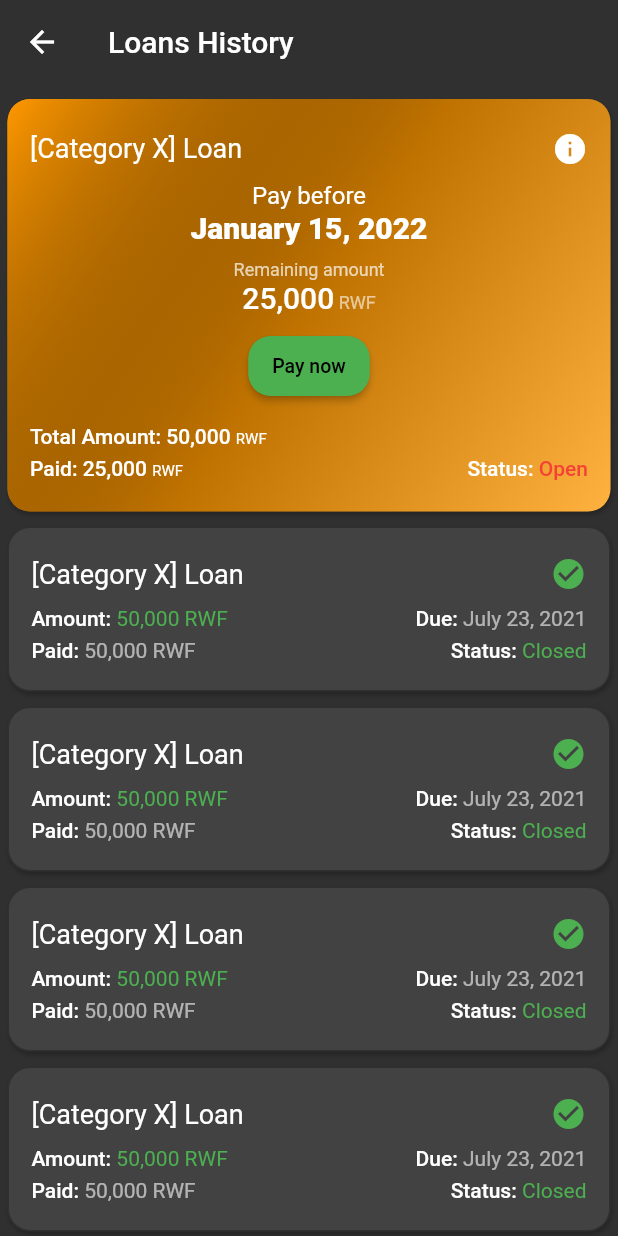
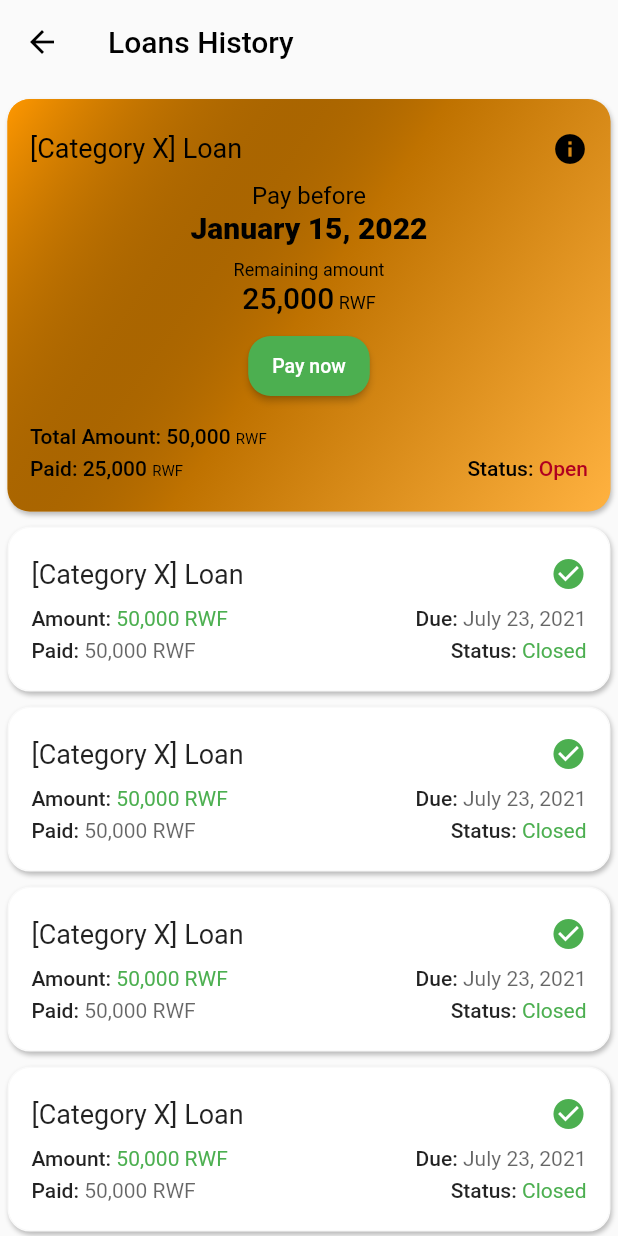
Before and after one commit to coretech/leaf_loan_app, a Flutter app: the LoanHistoryScreen screen opened by its route, on a phone screen of 412 x 824 dp. Run offline on Flutter 3.47's test engine with Material 2 defaults, Android fonts, the phone set to English and light mode, and no system bars; our stand-ins replace firebase_core, flutter_bloc, get_it, hive_flutter, intro_slider, permission_handler; accounts and stored records are empty; statements that could not run were skipped.

Commit message:
feat: update active loan card

```diff
--- a/lib/app.dart
+++ b/lib/app.dart
@@ -33,7 +33,7 @@ class App extends StatelessWidget {
           secondary: Colors.orange,
         ),
       ),
-      themeMode: ThemeMode.dark,
+      themeMode: ThemeMode.light,
     );
   }
 }
--- a/lib/core/domain/value_objects/loan_status.dart
+++ b/lib/core/domain/value_objects/loan_status.dart
@@ -1,4 +1,6 @@
 enum LoanStatus {
   open,
   closed,
+  overdue,
+  due
 }
--- a/lib/features/loan_history/presentation/widgets/active_loan_card.dart
+++ b/lib/features/loan_history/presentation/widgets/active_loan_card.dart
@@ -4,7 +4,7 @@ import 'package:loan_app/features/loan_detail/loan_detail.dart';
 import 'package:loan_app/features/loan_payment/loan_payment.dart';
 
 class ActiveLoanCard extends StatelessWidget {
-  const ActiveLoanCard({
+  ActiveLoanCard({
     Key? key,
     required this.dueDate,
     required this.paidAmount,
@@ -14,6 +14,7 @@ class ActiveLoanCard extends StatelessWidget {
   final DateTime dueDate;
   final double paidAmount;
   final double totalAmount;
+  final LoanStatus status = LoanStatus.open;
 
   @override
   Widget build(BuildContext context) {
@@ -35,10 +36,6 @@ class ActiveLoanCard extends StatelessWidget {
         },
         child: Ink(
           decoration: BoxDecoration(
-            // border: Border.all(
-            //   color: Theme.of(context).primaryColor,
-            //   width: 3.5,
-            // ),
             borderRadius: BorderRadius.circular(15),
             boxShadow: [
               BoxShadow(
@@ -47,7 +44,7 @@ class ActiveLoanCard extends StatelessWidget {
                 offset: const Offset(1, 2),
               )
             ],
-            color: Theme.of(context).colorScheme.secondary,
+            color: _getColor(context),
           ),
           height: 275,
           child: Container(
@@ -60,7 +57,7 @@ class ActiveLoanCard extends StatelessWidget {
                 colors: [
                   Colors.white.withOpacity(0.25),
                   Colors.black.withOpacity(0.25),
-                  Theme.of(context).colorScheme.secondary,
+                  _getGradientColor(context),
                 ],
               ),
             ),
@@ -74,12 +71,13 @@ class ActiveLoanCard extends StatelessWidget {
                     Text(
                       '[Category X] Loan',
                       style: Theme.of(context).textTheme.subtitle1?.copyWith(
+                            color: _getTextColor(context),
                             fontSize: 18,
                           ),
                     ),
                     Icon(
                       Icons.info,
-                      color: Theme.of(context).colorScheme.onSurface,
+                      color: _getTextColor(context),
                     )
                   ],
                 ),
@@ -89,7 +87,7 @@ class ActiveLoanCard extends StatelessWidget {
                 Text(
                   "Pay before",
                   style: TextStyle(
-                    color: Theme.of(context).colorScheme.onSurface,
+                    color: _getTextColor(context),
                     fontSize: 16.0,
                     fontWeight: FontWeight.w400,
                   ),
@@ -97,7 +95,7 @@ class ActiveLoanCard extends StatelessWidget {
                 Text(
                   "January 15, 2022",
                   style: TextStyle(
-                    color: Theme.of(context).colorScheme.onSurface,
+                    color: _getTextColor(context),
                     fontSize: 20.0,
                     fontWeight: FontWeight.w800,
                   ),
@@ -109,17 +107,21 @@ class ActiveLoanCard extends StatelessWidget {
                   textAlign: TextAlign.center,
                   text: TextSpan(children: [
                     TextSpan(
-                      style: Theme.of(context).textTheme.caption,
+                      style: Theme.of(context).textTheme.caption?.copyWith(
+                            color: _getTextColor(context),
+                          ),
                       text: 'Remaining amount\n',
                     ),
                     TextSpan(
-                      style: Theme.of(context).textTheme.headline6,
+                      style: Theme.of(context).textTheme.headline6?.copyWith(
+                            color: _getTextColor(context),
+                          ),
                       text:
                           '${Formatter.formatMoney(totalAmount - paidAmount)}',
                     ),
                     TextSpan(
                       style: TextStyle(
-                        color: Theme.of(context).hintColor,
+                        color: _getTextColor(context),
                         fontSize: 12,
                       ),
                       text: ' RWF',
@@ -144,18 +146,24 @@ class ActiveLoanCard extends StatelessWidget {
                       text: TextSpan(
                         children: [
                           TextSpan(
-                            style: Theme.of(context).textTheme.bodyText1,
+                            style: Theme.of(context)
+                                .textTheme
+                                .bodyText1
+                                ?.copyWith(color: _getTextColor(context)),
                             text: 'Total Amount: ',
                           ),
                           TextSpan(
-                            style: Theme.of(context).textTheme.bodyText1,
+                            style: Theme.of(context)
+                                .textTheme
+                                .bodyText1
+                                ?.copyWith(color: _getTextColor(context)),
                             text: '${Formatter.formatMoney(totalAmount)} ',
                           ),
                           TextSpan(
                             text: 'RWF',
                             style: TextStyle(
                               fontSize: 10,
-                              color: Theme.of(context).colorScheme.onSurface,
+                              color: _getTextColor(context),
                             ),
                           ),
                         ],
@@ -173,17 +181,23 @@ class ActiveLoanCard extends StatelessWidget {
                       text: TextSpan(
                         children: [
                           TextSpan(
-                            style: Theme.of(context).textTheme.bodyText1,
+                            style: Theme.of(context)
+                                .textTheme
+                                .bodyText1
+                                ?.copyWith(color: _getTextColor(context)),
                             text: 'Paid: ',
                           ),
                           TextSpan(
-                            style: Theme.of(context).textTheme.bodyText1,
+                            style: Theme.of(context)
+                                .textTheme
+                                .bodyText1
+                                ?.copyWith(color: _getTextColor(context)),
                             text: '${Formatter.formatMoney(paidAmount)} ',
                           ),
                           TextSpan(
                             text: 'RWF',
                             style: TextStyle(
-                              color: Theme.of(context).colorScheme.onSurface,
+                              color: _getTextColor(context),
                               fontSize: 10,
                             ),
                           ),
@@ -194,14 +208,17 @@ class ActiveLoanCard extends StatelessWidget {
                       text: TextSpan(
                         children: [
                           TextSpan(
-                            style: Theme.of(context).textTheme.bodyText1,
+                            style: Theme.of(context)
+                                .textTheme
+                                .bodyText1
+                                ?.copyWith(color: _getTextColor(context)),
                             text: 'Status: ',
                           ),
                           TextSpan(
-                            style: Theme.of(context)
-                                .textTheme
-                                .bodyText1
-                                ?.copyWith(color: Colors.red),
+                            style:
+                                Theme.of(context).textTheme.bodyText1?.copyWith(
+                                      color: _getErrorTextColor(context),
+                                    ),
                             text: 'Open',
                           ),
                         ],
@@ -216,4 +233,37 @@ class ActiveLoanCard extends StatelessWidget {
       ),
     );
   }
+
+  Color _getColor(BuildContext context) {
+    if (status == LoanStatus.overdue) {
+      return Theme.of(context).errorColor;
+    }
+    return Theme.of(context).colorScheme.secondary;
+  }
+
+  Color _getGradientColor(BuildContext context) {
+    if (status == LoanStatus.overdue || status == LoanStatus.due) {
+      return Theme.of(context).errorColor;
+    }
+    return Theme.of(context).colorScheme.secondary;
+  }
+
+  Color _getTextColor(BuildContext context) {
+    if (status == LoanStatus.open) {
+      return Theme.of(context).colorScheme.onSurface;
+    }
+    bool isDarkMode = Theme.of(context).brightness == Brightness.dark;
+    if (isDarkMode) {
+      return Theme.of(context).colorScheme.onSurface;
+    } else {
+      return Theme.of(context).colorScheme.onPrimary;
+    }
+  }
+
+  Color _getErrorTextColor(BuildContext context) {
+    if (status == LoanStatus.overdue) {
+      return Theme.of(context).colorScheme.onSurface;
+    }
+    return Theme.of(context).errorColor;
+  }
 }
```
